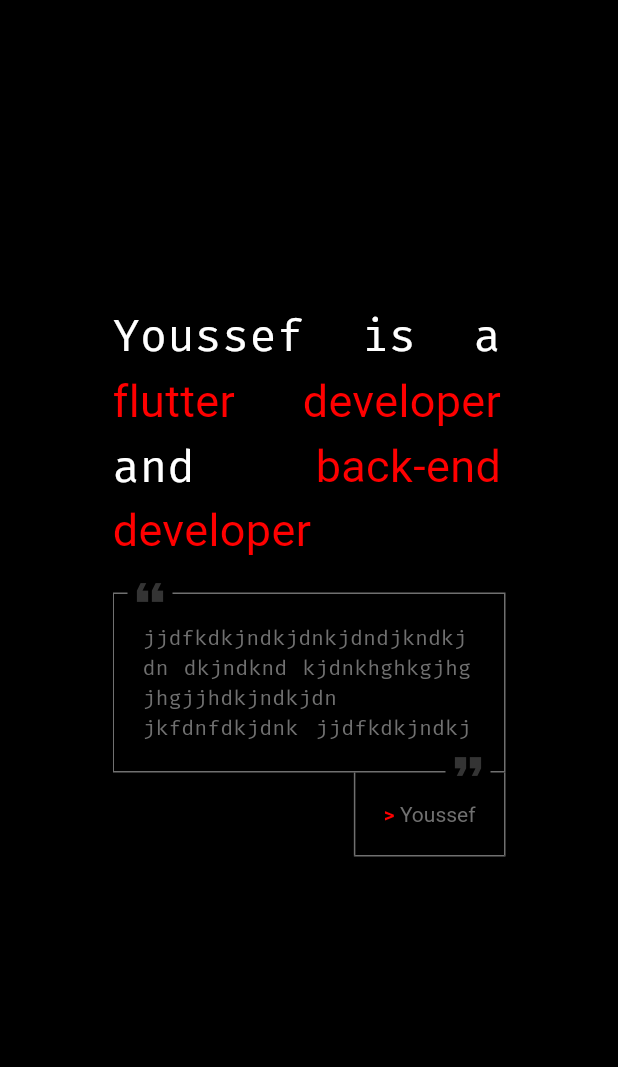
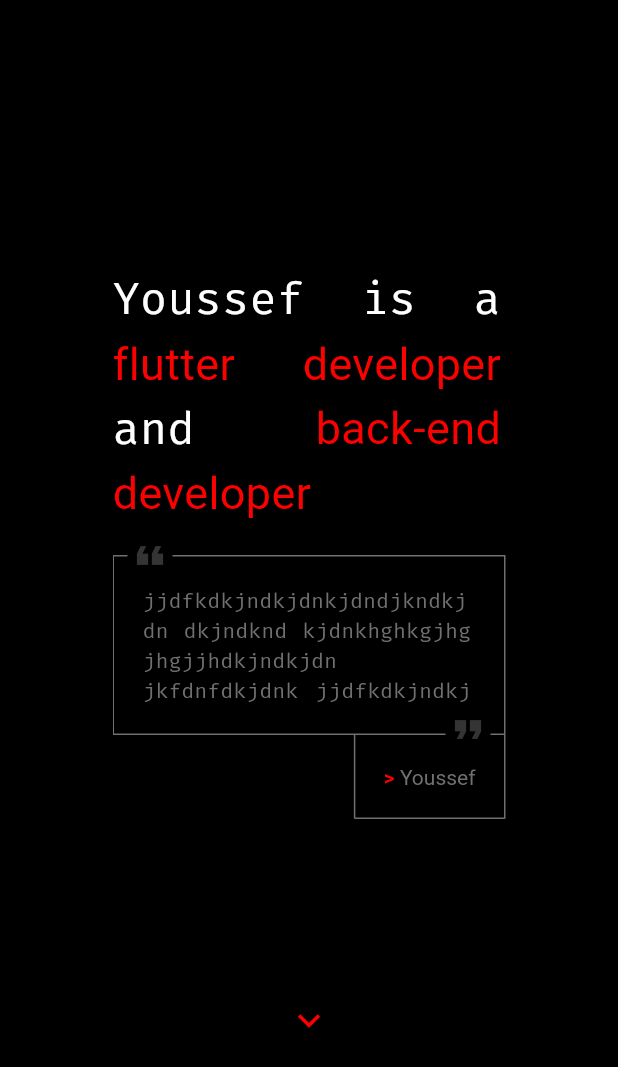
Before and after one commit to hshhshsjsgeh/jo, a Flutter app: the HomePageJO widget shown alone on an empty page, opened directly, on a phone screen of 412 x 824 dp. Shown: the top 1067 px of the screen. Run offline on Flutter 3.47's test engine with Material 3 defaults, Android fonts, the phone set to English and light mode, and no system bars; our stand-ins replace flutter_bloc; network calls fail.

Commit message:
home scroll

```diff
--- a/lib/pages/home.dart
+++ b/lib/pages/home.dart
@@ -11,12 +11,21 @@ class HomePageJO extends StatefulWidget {
 }
 
 class _HomePageJOState extends State<HomePageJO> {
-  late final ScrollController _scrollController;
+  late final PageController _pageController;
 
   @override
   void initState() {
-    _scrollController = ScrollController();
+    _pageController = PageController();
+    page = 0;
     super.initState();
+  }
+
+  late int page;
+
+  void changePage(int index) {
+    setState(() {
+      page = index;
+    });
   }
 
   @override
@@ -27,24 +36,23 @@ class _HomePageJOState extends State<HomePageJO> {
               (MediaQuery.sizeOf(context).width < mobileSizeJO.width) ? 75 : 0),
       child: ConstrainedBox(
         constraints: BoxConstraints(
-          maxHeight: MediaQuery.sizeOf(context).height - 50,
+          maxHeight: MediaQuery.sizeOf(context).height - 75,
         ),
-        child: Scrollbar(
-          controller: _scrollController,
+        child: Stack(
+          children: [
+            Scrollbar(
+              controller: _pageController,
               thumbVisibility: false,
               trackVisibility: false,
               child: GridView.builder(
-            controller: _scrollController,
-            physics: StepScrollPhysics(
-              step: MediaQuery.sizeOf(context).height - 50,
-              isPages: true,
-            ),
+                controller: _pageController,
+                physics: NeverScrollableScrollPhysics(),
                 gridDelegate: SliverGridDelegateWithFixedCrossAxisCount(
-              crossAxisCount:
-                  (MediaQuery.sizeOf(context).width < mobileSizeJO.width + 200)
+                  crossAxisCount: (MediaQuery.sizeOf(context).width <
+                          mobileSizeJO.width + 200)
                       ? 1
                       : 2,
-              mainAxisExtent: MediaQuery.sizeOf(context).height - 50,
+                  mainAxisExtent: MediaQuery.sizeOf(context).height - 100,
                 ),
                 itemCount: 2,
                 itemBuilder: (BuildContext context, int index) {
@@ -60,28 +68,32 @@ class _HomePageJOState extends State<HomePageJO> {
                                       .textTheme
                                       .bodyLarge
                                       ?.fontFamily,
-                              color: Theme.of(context).colorScheme.secondary,
+                                  color:
+                                      Theme.of(context).colorScheme.secondary,
                                 ),
                                 children: [
                                   const TextSpan(text: 'Youssef is a '),
                                   TextSpan(
                                     style: TextStyle(
-                                  color:
-                                      Theme.of(context).colorScheme.onSecondary,
+                                      color: Theme.of(context)
+                                          .colorScheme
+                                          .onSecondary,
                                     ),
                                     text: 'flutter developer',
                                   ),
                                   const TextSpan(text: ' and '),
                                   TextSpan(
                                     style: TextStyle(
-                                  color:
-                                      Theme.of(context).colorScheme.onSecondary,
+                                      color: Theme.of(context)
+                                          .colorScheme
+                                          .onSecondary,
                                     ),
                                     text: 'back-end developer',
                                   ),
                                 ],
                               ),
-                          cursorColor: Theme.of(context).colorScheme.onPrimary,
+                              cursorColor:
+                                  Theme.of(context).colorScheme.onPrimary,
                               textAlign: TextAlign.justify,
                             ),
                             const Column(
@@ -98,6 +110,52 @@ class _HomePageJOState extends State<HomePageJO> {
                       : const ProfileJO();
                 },
               ),
+            ),
+            ...(MediaQuery.sizeOf(context).width < mobileSizeJO.width + 200)
+                ? [
+                    ...(page == 0)
+                        ? []
+                        : [
+                            Padding(
+                              padding: const EdgeInsets.only(top: 50),
+                              child: Align(
+                                alignment: Alignment.topCenter,
+                                child: TextIconButtonJO(
+                                  onPressed: () {
+                                    changePage(0);
+                                    _pageController.jumpToPage(0);
+                                  },
+                                  icon: Icons.keyboard_arrow_up_sharp,
+                                  label: '',
+                                  iconSize: 30,
+                                  only: TextIconButtonOnlyJO.iconOnly,
+                                ),
+                              ),
+                            ),
+                          ],
+                    ...(page == 1)
+                        ? []
+                        : [
+                            Padding(
+                              padding: const EdgeInsets.only(bottom: 50),
+                              child: Align(
+                                alignment: Alignment.bottomCenter,
+                                child: TextIconButtonJO(
+                                  onPressed: () {
+                                    changePage(1);
+                                    _pageController.jumpToPage(1);
+                                  },
+                                  icon: Icons.keyboard_arrow_down_sharp,
+                                  label: '',
+                                  iconSize: 30,
+                                  only: TextIconButtonOnlyJO.iconOnly,
+                                ),
+                              ),
+                            )
+                          ],
+                  ]
+                : [],
+          ],
         ),
       ),
     );
@@ -138,7 +196,7 @@ class QoutedBoxJO extends StatelessWidget {
                             ? 40
                             : 80),
                     child: SingleChildScrollView(
-                      physics: const StepScrollPhysics(),
+                      physics: const ScrollPhysics(),
                       child: Builder(
                         builder: (context) {
                           return SelectableText.rich(
@@ -228,15 +286,15 @@ class QoutedBoxJO extends StatelessWidget {
   }
 }
 
-class StepScrollPhysics extends ScrollPhysics {
-  const StepScrollPhysics({
-    super.parent,
-    this.step = 20,
-    this.isPages = false,
-  });
+// class StepScrollPhysics extends ScrollPhysics {
+//   const StepScrollPhysics({
+//     super.parent,
+//     this.step = 20,
+//     this.isPages = false,
+//   });
 
-  final double step;
-  final bool isPages;
+//   final double step;
+//   final bool isPages;
 
 // @override
 // ScrollPhysics applyTo(ScrollPhysics? ancestor) {
@@ -299,7 +357,7 @@ class StepScrollPhysics extends ScrollPhysics {
 //           velocity,
 //         );
 // }
-}
+// }
 
 // class JOSimulation extends Simulation {
 //   @override
--- a/lib/theme.dart
+++ b/lib/theme.dart
@@ -1,6 +1,7 @@
 part of './main.dart';
 
 final ThemeData theme = ThemeData(
+  visualDensity: VisualDensity(horizontal: 1, vertical: 1),
   scaffoldBackgroundColor: Colors.black,
   appBarTheme: const AppBarTheme(
     backgroundColor: Colors.black,
@@ -48,17 +49,20 @@ final ThemeData theme = ThemeData(
       padding: WidgetStatePropertyAll(EdgeInsets.only(left: 50)),
     ),
   ),
-  textButtonTheme: const TextButtonThemeData(
+  textButtonTheme: TextButtonThemeData(
     style: ButtonStyle(
       iconColor: WidgetStatePropertyAll(Colors.white),
       foregroundColor: WidgetStatePropertyAll(Colors.white),
       overlayColor: WidgetStatePropertyAll(Colors.transparent),
       shape: WidgetStatePropertyAll(LinearBorder.none),
+      side: WidgetStatePropertyAll<BorderSide>(BorderSide(width: 0)),
       padding: WidgetStatePropertyAll(EdgeInsets.zero),
       animationDuration: Duration.zero,
       minimumSize: WidgetStatePropertyAll<Size>(Size.zero),
+      tapTargetSize: MaterialTapTargetSize.shrinkWrap,
+      mouseCursor: WidgetStatePropertyAll<MouseCursor>(MouseCursor.defer),
     ),
   ),
 );
 
-const Size mobileSizeJO = Size(730, 430);
+const Size mobileSizeJO = Size(760, 430);
--- a/lib/widgets.dart
+++ b/lib/widgets.dart
@@ -11,6 +11,7 @@ class _TextIconButtonJO extends TextIconButtonJO {
     super.activated,
     super.iconSize,
     super.textSize,
+    super.cursor,
     this.filled = false,
   });
 
@@ -30,6 +31,7 @@ class _TextIconButtonJO extends TextIconButtonJO {
       onPressed: onPressed,
       iconSize: iconSize,
       textSize: textSize,
+      cursor: cursor,
     );
   }
 }
@@ -45,6 +47,7 @@ class TextIconButtonJO extends StatelessWidget {
     this.only = TextIconButtonOnlyJO.normal,
     this.iconSize,
     this.textSize,
+    this.cursor,
   });
 
   final IconData icon;
@@ -53,6 +56,7 @@ class TextIconButtonJO extends StatelessWidget {
   final void Function()? onPressed;
   final TextIconButtonOnlyJO only;
   final double? iconSize, textSize;
+  final MouseCursor? cursor;
 
   @override
   Widget build(BuildContext context) {
@@ -65,6 +69,7 @@ class TextIconButtonJO extends StatelessWidget {
       onPressed: onPressed,
       iconSize: iconSize,
       textSize: textSize,
+      cursor: cursor,
     );
   }
 
@@ -78,6 +83,7 @@ class TextIconButtonJO extends StatelessWidget {
     Function()? onPressed,
     double? iconSize,
     double? textSize,
+    MouseCursor? cursor,
   }) {
     return _TextIconButtonJO(
       key: key,
@@ -89,6 +95,7 @@ class TextIconButtonJO extends StatelessWidget {
       onPressed: onPressed,
       iconSize: iconSize,
       textSize: textSize,
+      cursor: cursor,
     );
   }
 
@@ -102,6 +109,7 @@ class TextIconButtonJO extends StatelessWidget {
     Function()? onPressed,
     double? iconSize,
     double? textSize,
+    MouseCursor? cursor,
   }) {
     return _TextIconButtonJO(
         key: key,
@@ -114,7 +122,7 @@ class TextIconButtonJO extends StatelessWidget {
         onPressed: onPressed,
         iconSize: iconSize,
         textSize: textSize,
-    );
+        cursor: cursor);
   }
 }
 
@@ -134,6 +142,7 @@ class TextIconButtonWidgetJO extends StatefulWidget {
     this.onPressed,
     this.iconSize,
     this.textSize,
+    this.cursor,
   });
 
   final bool reversed, activated;
@@ -143,6 +152,7 @@ class TextIconButtonWidgetJO extends StatefulWidget {
   final void Function()? onPressed;
   final TextIconButtonOnlyJO only;
   final double? iconSize, textSize;
+  final MouseCursor? cursor;
 
   @override
   State<TextIconButtonWidgetJO> createState() {
@@ -186,6 +196,8 @@ class _TextIconButtonWidgetJOState extends State<TextIconButtonWidgetJO> {
                   )
                 : null,
       ),
+      child: MouseRegion(
+        cursor: widget.cursor ?? SystemMouseCursors.click,
         child: GestureDetector(
           onTapDown: (details) {
             onHover(true);
@@ -194,9 +206,11 @@ class _TextIconButtonWidgetJOState extends State<TextIconButtonWidgetJO> {
             onHover(false);
           },
           child: TextButton(
-          onPressed: () {
+            onPressed: (widget.onPressed != null)
+                ? () {
                     widget.onPressed!();
-          },
+                  }
+                : () {},
             onHover: (value) {
               onHover(value);
             },
@@ -214,7 +228,8 @@ class _TextIconButtonWidgetJOState extends State<TextIconButtonWidgetJO> {
                       ? [
                           Icon(
                             widget.icon,
-                          color: (widget.type == TextIconButtonTypeJO.outlined)
+                            color: (widget.type ==
+                                    TextIconButtonTypeJO.outlined)
                                 ? (hovered)
                                     ? Theme.of(context).colorScheme.onPrimary
                                     : Theme.of(context).colorScheme.primary
@@ -228,7 +243,8 @@ class _TextIconButtonWidgetJOState extends State<TextIconButtonWidgetJO> {
                   ...(widget.only == TextIconButtonOnlyJO.normal ||
                           widget.only == TextIconButtonOnlyJO.textOnly)
                       ? [
-                        Text(' ', style: TextStyle(fontSize: widget.textSize)),
+                          Text(' ',
+                              style: TextStyle(fontSize: widget.textSize)),
                           Text(
                             widget.label,
                             style: TextStyle(
@@ -261,6 +277,7 @@ class _TextIconButtonWidgetJOState extends State<TextIconButtonWidgetJO> {
             ),
           ),
         ),
+      ),
     );
   }
 }
```
Also changed, not shown: lib/main.dart (+4 -17 lines), lib/pages/app_bar.dart (+7 -1 lines). Lines whose indentation alone changed are shown as unchanged.
